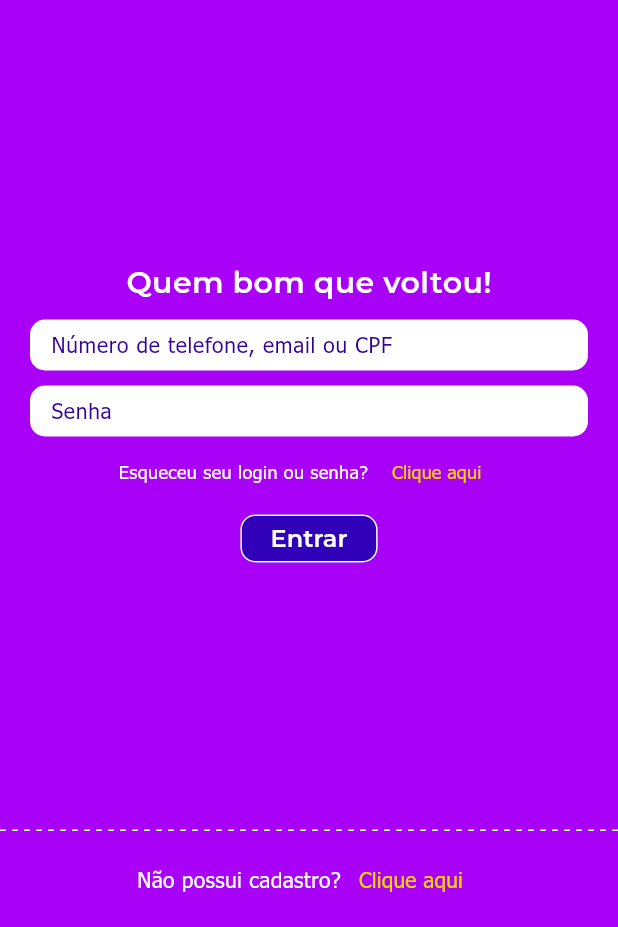
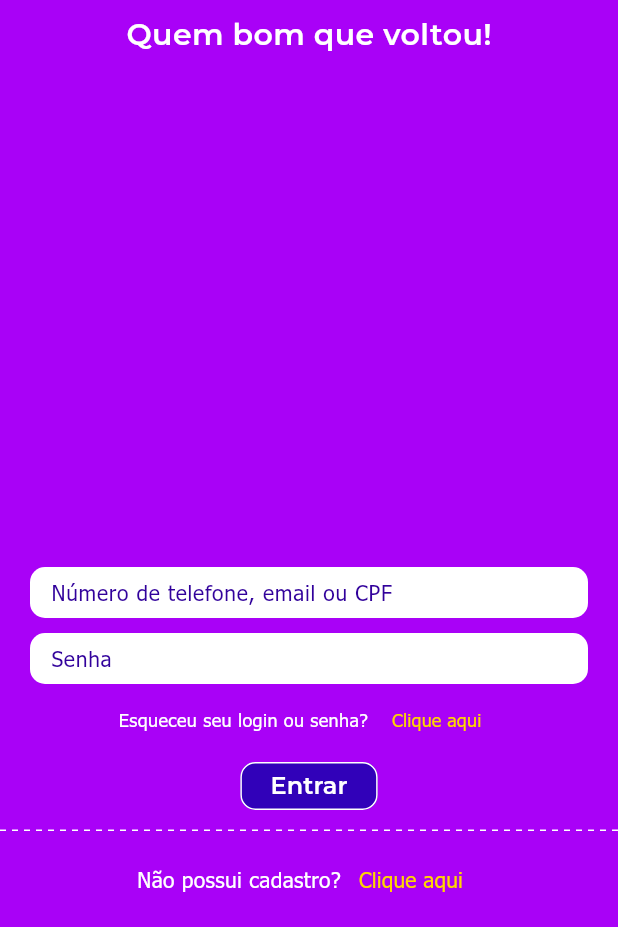
Before and after one commit to Gil0388/trabalho_grupo, a Flutter app: the screen it shows after launch, on a phone screen of 412 x 824 dp, the part 309-1236 px from its top. Run offline on Flutter 3.47's test engine with Material 3 defaults, Android fonts, the phone set to English and light mode, and no system bars; drawn by our look-alikes of dotted_line.

Commit message:
tamanho 340

```diff
--- a/lib/views/tela1.dart
+++ b/lib/views/tela1.dart
@@ -10,7 +10,7 @@ class FirstPage extends StatelessWidget {
   Widget build(BuildContext context) {
     double topContainerHeight = MediaQuery.of(context).size.width / 2;
     Radius radius = Radius.circular(topContainerHeight);
-    const SizedBox bigSpacer = SizedBox(height: 10);
+    const SizedBox bigSpacer = SizedBox(height: 340);
     const SizedBox mediumSpacer = SizedBox(height: 10);
 
     return SafeArea(
```
